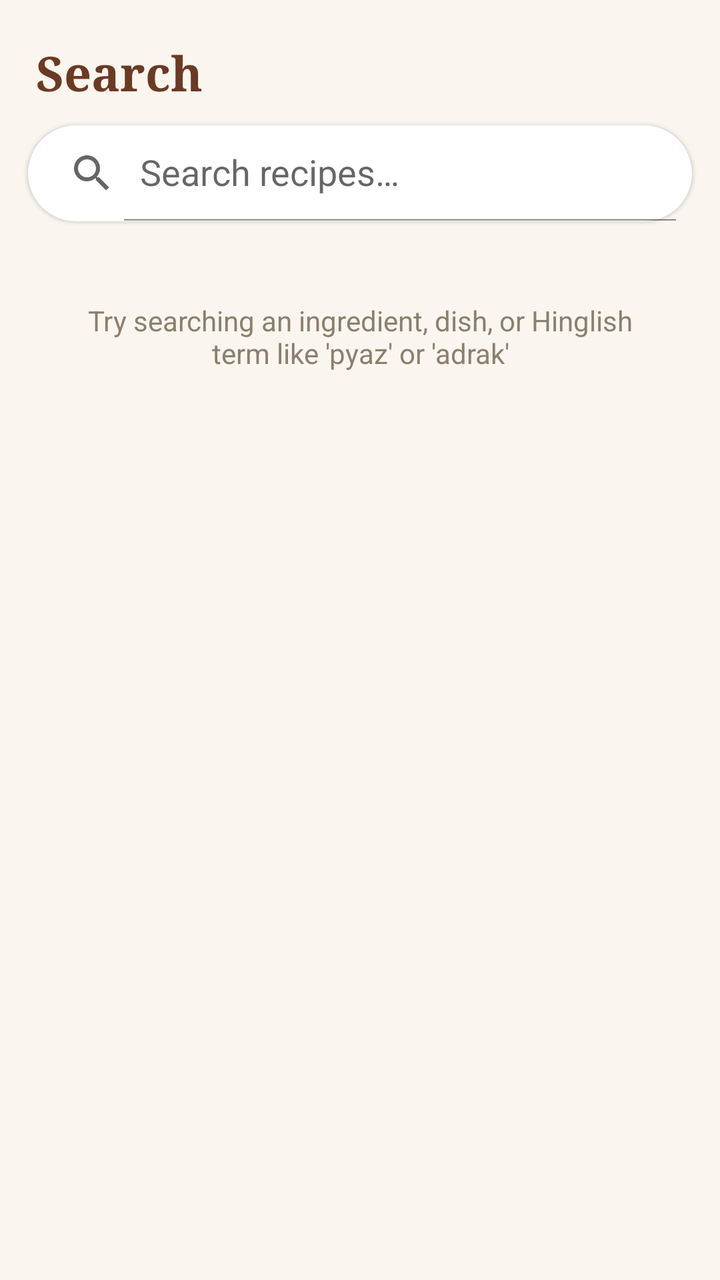
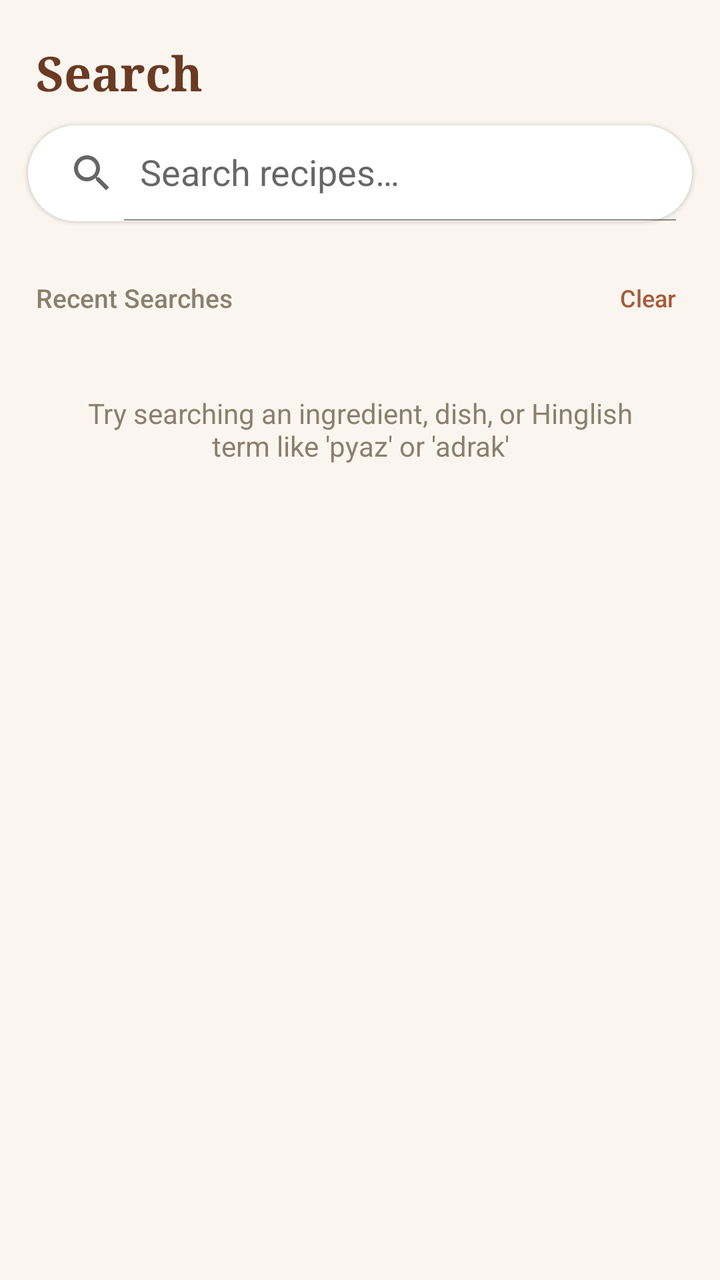

Compare the two renders of this Android layout. The source of the first and the diff that turns it into the second are given below.
<!-- AndroidManifest.xml: application theme Theme.Aaswad -->
<!-- res/layout/fragment_search.xml -->
<?xml version="1.0" encoding="utf-8"?>
<LinearLayout xmlns:android="http://schemas.android.com/apk/res/android"
    xmlns:app="http://schemas.android.com/apk/res-auto"
    android:layout_width="match_parent"
    android:layout_height="match_parent"
    android:orientation="vertical"
    android:background="@color/background">

    <TextView
        android:layout_width="wrap_content"
        android:layout_height="wrap_content"
        android:layout_marginStart="18dp"
        android:layout_marginTop="20dp"
        android:layout_marginBottom="10dp"
        android:text="Search"
        android:textSize="24sp"
        android:fontFamily="serif"
        android:textStyle="bold"
        android:textColor="@color/primary_dark" />

    <androidx.appcompat.widget.SearchView
        android:id="@+id/fragmentSearchView"
        android:layout_width="match_parent"
        android:layout_height="wrap_content"
        android:layout_marginStart="14dp"
        android:layout_marginEnd="14dp"
        android:layout_marginBottom="8dp"
        android:background="@drawable/search_pill_bg"
        android:elevation="1dp"
        app:queryHint="@string/search_hint"
        app:iconifiedByDefault="false" />

    <TextView
        android:id="@+id/searchEmptyText"
        android:layout_width="match_parent"
        android:layout_height="wrap_content"
        android:text="Try searching an ingredient, dish, or Hinglish term like \'pyaz\' or \'adrak\'"
        android:textColor="@color/text_secondary"
        android:textSize="14sp"
        android:gravity="center"
        android:padding="32dp" />

    <androidx.recyclerview.widget.RecyclerView
        android:id="@+id/searchRecyclerView"
        android:layout_width="match_parent"
        android:layout_height="0dp"
        android:layout_weight="1"
        android:clipToPadding="false"
        android:paddingBottom="16dp" />

</LinearLayout>
<!-- resources referenced by this layout -->
<resources>
  <color name="background">#FAF6EF</color>
  <color name="primary_dark">#6B3A24</color>
  <color name="text_secondary">#8B7F6E</color>
  <!-- drawable search_pill_bg (drawable) -->
  <?xml version="1.0" encoding="utf-8"?>
  <shape xmlns:android="http://schemas.android.com/apk/res/android"
      android:shape="rectangle">
      <solid android:color="@color/surface" />
      <corners android:radius="24dp" />
  </shape>
  <string name="search_hint">Search recipes…</string>
  <style name="Theme.Aaswad" parent="Theme.MaterialComponents.DayNight.NoActionBar">
          <item name="colorPrimary">@color/primary</item>
          <item name="colorPrimaryDark">@color/primary_dark</item>
          <item name="colorAccent">@color/primary</item>
          <item name="android:windowBackground">@color/background</item>
          <item name="android:statusBarColor">@color/primary_dark</item>
      </style>
  <color name="surface">#FFFFFF</color>
  <color name="primary">#A85A3A</color>
</resources>

<!-- the commit's change to res/layout/fragment_search.xml (unified diff, before → after) -->
@@ -30,6 +30,71 @@
         app:queryHint="@string/search_hint"
         app:iconifiedByDefault="false" />
 
+    <HorizontalScrollView
+        android:layout_width="match_parent"
+        android:layout_height="wrap_content"
+        android:scrollbars="none"
+        android:paddingTop="4dp"
+        android:paddingBottom="6dp">
+
+        <com.google.android.material.chip.ChipGroup
+            android:id="@+id/filterChipRow"
+            android:layout_width="wrap_content"
+            android:layout_height="wrap_content"
+            android:paddingStart="14dp"
+            android:paddingEnd="14dp"
+            app:singleLine="true"
+            app:chipSpacingHorizontal="8dp" />
+
+    </HorizontalScrollView>
+
+    <LinearLayout
+        android:id="@+id/recentSearchesSection"
+        android:layout_width="match_parent"
+        android:layout_height="wrap_content"
+        android:orientation="vertical"
+        android:paddingTop="8dp">
+
+        <LinearLayout
+            android:layout_width="match_parent"
+            android:layout_height="wrap_content"
+            android:orientation="horizontal"
+            android:gravity="center_vertical"
+            android:paddingStart="18dp"
+            android:paddingEnd="18dp">
+
+            <TextView
+                android:layout_width="0dp"
+                android:layout_height="wrap_content"
+                android:layout_weight="1"
+                android:text="Recent Searches"
+                android:textSize="13sp"
+                android:fontFamily="sans-serif-medium"
+                android:textColor="@color/text_secondary" />
+
+            <TextView
+                android:id="@+id/clearRecentText"
+                android:layout_width="wrap_content"
+                android:layout_height="wrap_content"
+                android:text="Clear"
+                android:textSize="12sp"
+                android:fontFamily="sans-serif-medium"
+                android:textColor="@color/primary"
+                android:padding="4dp" />
+
+        </LinearLayout>
+
+        <com.google.android.material.chip.ChipGroup
+            android:id="@+id/recentSearchesChipRow"
+            android:layout_width="match_parent"
+            android:layout_height="wrap_content"
+            android:paddingStart="14dp"
+            android:paddingEnd="14dp"
+            android:paddingTop="4dp"
+            app:chipSpacingHorizontal="8dp" />
+
+    </LinearLayout>
+
     <TextView
         android:id="@+id/searchEmptyText"
         android:layout_width="match_parent"
<!-- resource entries referenced after the edit -->
@@ -1,6 +1,7 @@
 <!-- resources referenced by this layout -->
 <resources>
   <color name="background">#FAF6EF</color>
+  <color name="primary">#A85A3A</color>
   <color name="primary_dark">#6B3A24</color>
   <color name="text_secondary">#8B7F6E</color>
   <!-- drawable search_pill_bg (drawable) -->
@@ -19,6 +20,5 @@
           <item name="android:statusBarColor">@color/primary_dark</item>
       </style>
   <color name="surface">#FFFFFF</color>
-  <color name="primary">#A85A3A</color>
 </resources>
 
